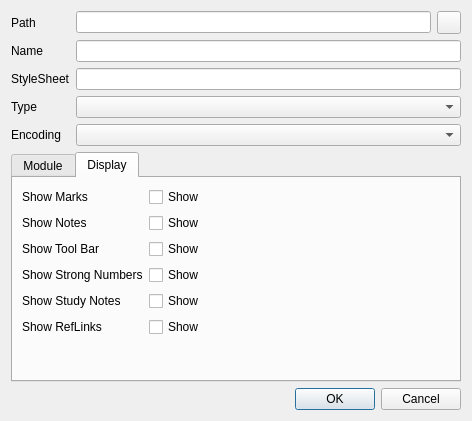
First picture: the form in src/ui/dialog/moduleconfigdialog.ui, repository metaxy/openBibleViewer, before the edit.
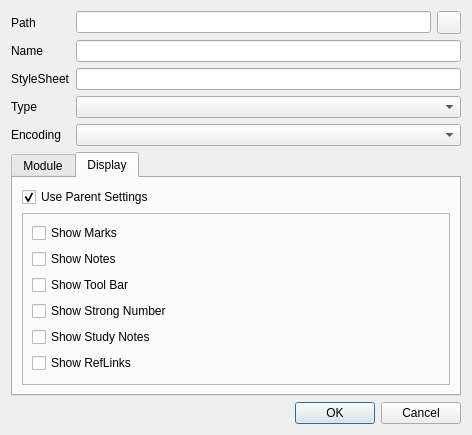
Second picture: the form after the edit. Icons and pictures are not drawn.

Patch:
```diff
--- a/src/ui/dialog/moduleconfigdialog.ui
+++ b/src/ui/dialog/moduleconfigdialog.ui
@@ -209,89 +209,69 @@
       <attribute name="title">
        <string>Display</string>
       </attribute>
-      <layout class="QFormLayout" name="formLayout_2">
-       <item row="0" column="0">
-        <widget class="QLabel" name="label_8">
+      <layout class="QVBoxLayout" name="verticalLayout_5">
+       <item>
+        <widget class="QCheckBox" name="checkBox_useParentSettings">
          <property name="text">
-          <string>Show Marks</string>
+          <string>Use Parent Settings</string>
+         </property>
+         <property name="checked">
+          <bool>true</bool>
          </property>
         </widget>
        </item>
-       <item row="0" column="1">
+       <item>
+        <widget class="QFrame" name="frame_display">
+         <property name="frameShape">
+          <enum>QFrame::StyledPanel</enum>
+         </property>
+         <property name="frameShadow">
+          <enum>QFrame::Raised</enum>
+         </property>
+         <layout class="QVBoxLayout" name="verticalLayout_6">
+          <item>
         <widget class="QCheckBox" name="checkBox_showMarks">
          <property name="text">
-          <string>Show</string>
+             <string>Show Marks</string>
          </property>
         </widget>
        </item>
-       <item row="1" column="1">
+          <item>
         <widget class="QCheckBox" name="checkBox_showNotes">
          <property name="text">
-          <string>Show</string>
+             <string>Show Notes</string>
          </property>
         </widget>
        </item>
-       <item row="2" column="1">
+          <item>
         <widget class="QCheckBox" name="checkBox_showBottomToolbar">
          <property name="text">
-          <string>Show</string>
+             <string>Show Tool Bar</string>
          </property>
         </widget>
        </item>
-       <item row="3" column="1">
+          <item>
         <widget class="QCheckBox" name="checkBox_showStrong">
          <property name="text">
-          <string>Show</string>
+             <string>Show Strong Number</string>
          </property>
         </widget>
        </item>
-       <item row="4" column="1">
+          <item>
         <widget class="QCheckBox" name="checkBox_showStudyNotes">
          <property name="text">
-          <string>Show</string>
-         </property>
-        </widget>
-       </item>
-       <item row="1" column="0">
-        <widget class="QLabel" name="label_9">
-         <property name="text">
-          <string>Show Notes</string>
-         </property>
-        </widget>
-       </item>
-       <item row="2" column="0">
-        <widget class="QLabel" name="label_12">
-         <property name="text">
-          <string>Show Tool Bar</string>
-         </property>
-        </widget>
-       </item>
-       <item row="4" column="0">
-        <widget class="QLabel" name="label_13">
-         <property name="text">
           <string>Show Study Notes</string>
          </property>
         </widget>
        </item>
-       <item row="3" column="0">
-        <widget class="QLabel" name="label_14">
-         <property name="text">
-          <string>Show Strong Numbers</string>
-         </property>
-        </widget>
-       </item>
-       <item row="5" column="1">
+          <item>
         <widget class="QCheckBox" name="checkBox_showRefLinks">
          <property name="text">
-          <string>Show</string>
-         </property>
-        </widget>
-       </item>
-       <item row="5" column="0">
-        <widget class="QLabel" name="label_15">
-         <property name="text">
           <string>Show RefLinks</string>
          </property>
+           </widget>
+          </item>
+         </layout>
         </widget>
        </item>
       </layout>
```
Lines whose indentation alone changed are shown as unchanged.
